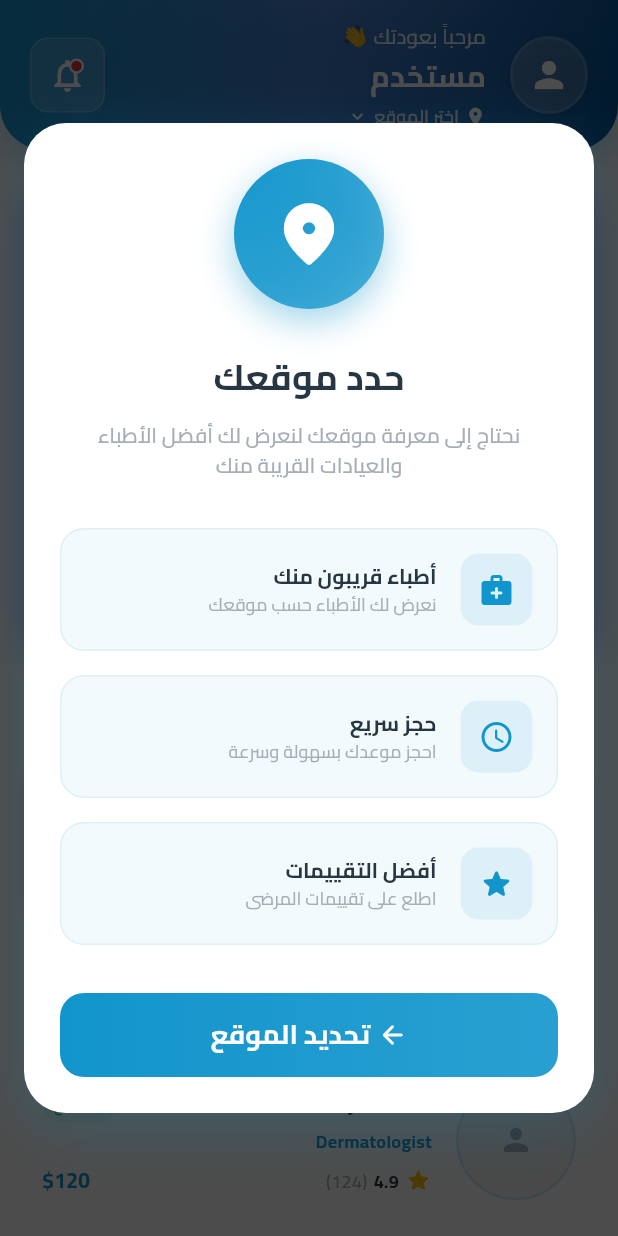
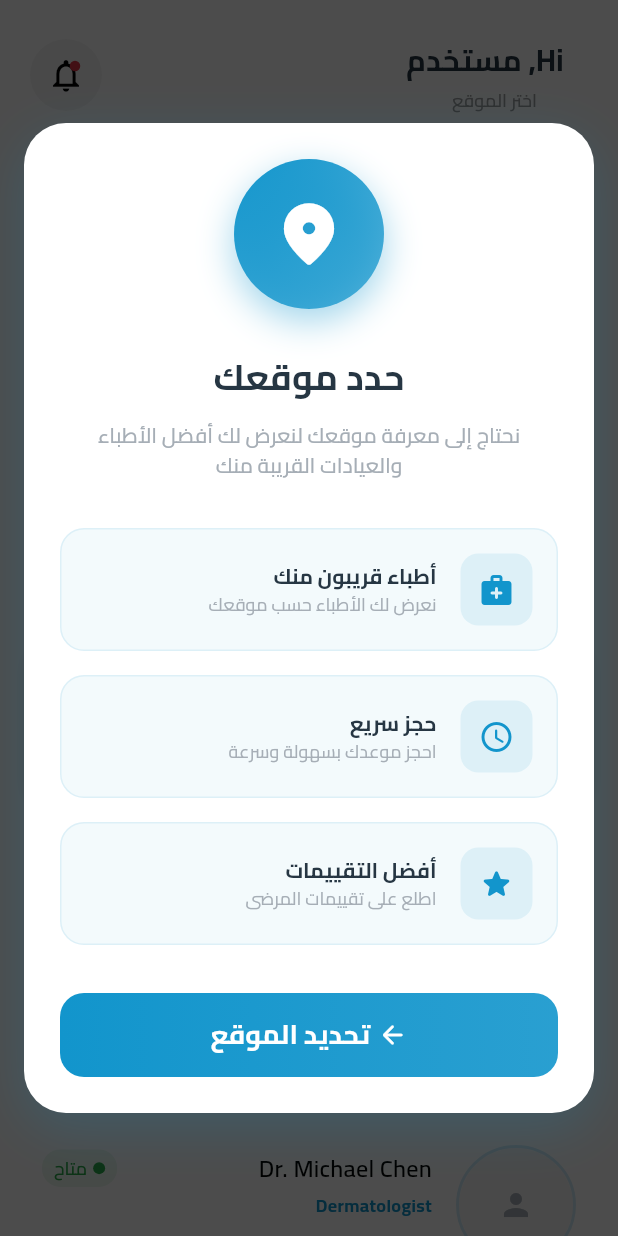
Before and after one commit to AbdulrhmanM0hamed/derma_ai, a Flutter app: the HomePage screen opened by its route, on a phone screen of 412 x 824 dp. Run offline on Flutter 3.47's test engine with Material 3 defaults, Android fonts, the phone set to English and light mode, and no system bars; drawn by our look-alikes of cached_network_image, flutter_animate; our stand-ins replace camera, dartz, dio, equatable, fl_chart, flutter_bloc and 10 more; missing offline and left inert: circle_bottom_navigation, otp_pin_field; accounts and stored records are empty; network calls fail; project files that could hold a hidden picture were left out.

Commit message:
Update Browse Cosmetic Doctors section and AppBar design

```diff
--- a/lib/user_features/home/presentation/widgets/browse_cosmetic_doctors_section.dart
+++ b/lib/user_features/home/presentation/widgets/browse_cosmetic_doctors_section.dart
@@ -12,13 +12,8 @@ class BrowseCosmeticDoctorsSection extends StatelessWidget {
 
   @override
   Widget build(BuildContext context) {
-
     return Animate(
-      effects: fadeInScaleUp(
-        duration: 500.ms,
-        delay: 300.ms,
-        begin: 0.95,
-      ),
+      effects: fadeInScaleUp(duration: 500.ms, delay: 300.ms, begin: 0.95),
       child: Container(
         width: double.infinity,
         decoration: BoxDecoration(
@@ -27,25 +22,25 @@ class BrowseCosmeticDoctorsSection extends StatelessWidget {
             begin: Alignment.topLeft,
             end: Alignment.bottomRight,
             colors: [
-               AppColors.primary,
+              AppColors.primary,
               AppColors.primary.withValues(alpha: 0.8),
-              AppColors.primary.withValues(alpha: 0.6),
-              AppColors.primary.withValues(alpha: 0.4),
+              // AppColors.primary.withValues(alpha: 0.6),
+              // AppColors.primary.withValues(alpha: 0.4),
             ],
           ),
-          boxShadow: [
-            BoxShadow(
-              color: const Color(0xFF667EEA).withValues(alpha: 0.4),
-              blurRadius: 20,
-              spreadRadius: 2,
-              offset: const Offset(0, 10),
-            ),
-            BoxShadow(
-              color: const Color(0xFF764BA2).withValues(alpha: 0.2),
-              blurRadius: 10,
-              offset: const Offset(0, 4),
-            ),
-          ],
+          // boxShadow: [
+          //   BoxShadow(
+          //     color: const Color(0xFF667EEA).withValues(alpha: 0.4),
+          //     blurRadius: 20,
+          //     spreadRadius: 2,
+          //     offset: const Offset(0, 10),
+          //   ),
+          //   BoxShadow(
+          //     color: const Color(0xFF764BA2).withValues(alpha: 0.2),
+          //     blurRadius: 10,
+          //     offset: const Offset(0, 4),
+          //   ),
+          // ],
         ),
         child: Stack(
           children: [
@@ -105,39 +100,39 @@ class BrowseCosmeticDoctorsSection extends StatelessWidget {
                       crossAxisAlignment: CrossAxisAlignment.start,
                       children: [
                         // Badge
-                        Container(
-                          padding: const EdgeInsets.symmetric(
-                            horizontal: 12,
-                            vertical: 6,
-                          ),
-                          decoration: BoxDecoration(
-                            color: Colors.white.withValues(alpha: 0.2),
-                            borderRadius: BorderRadius.circular(20),
-                            border: Border.all(
-                              color: Colors.white.withValues(alpha: 0.3),
-                              width: 1,
-                            ),
-                          ),
-                          child: Row(
-                            mainAxisSize: MainAxisSize.min,
-                            children: [
-                              Icon(
-                                Icons.verified,
-                                color: Colors.white,
-                                size: 14,
-                              ),
-                              const SizedBox(width: 6),
-                              Text(
-                                'أطباء معتمدون',
-                                style: getSemiBoldStyle(
-                                  color: Colors.white,
-                                  fontSize: 11,
-                                  fontFamily: FontConstant.cairo,
-                                ),
-                              ),
-                            ],
-                          ),
-                        ),
+                        // Container(
+                        //   padding: const EdgeInsets.symmetric(
+                        //     horizontal: 12,
+                        //     vertical: 6,
+                        //   ),
+                        //   decoration: BoxDecoration(
+                        //     color: Colors.white.withValues(alpha: 0.2),
+                        //     borderRadius: BorderRadius.circular(20),
+                        //     border: Border.all(
+                        //       color: Colors.white.withValues(alpha: 0.3),
+                        //       width: 1,
+                        //     ),
+                        //   ),
+                        //   child: Row(
+                        //     mainAxisSize: MainAxisSize.min,
+                        //     children: [
+                        //       Icon(
+                        //         Icons.verified,
+                        //         color: Colors.white,
+                        //         size: 14,
+                        //       ),
+                        //       const SizedBox(width: 6),
+                        //       Text(
+                        //         'أطباء معتمدون',
+                        //         style: getSemiBoldStyle(
+                        //           color: Colors.white,
+                        //           fontSize: 11,
+                        //           fontFamily: FontConstant.cairo,
+                        //         ),
+                        //       ),
+                        //     ],
+                        //   ),
+                        // ),
                         const SizedBox(height: 16),
                         // Title
                         Text(
@@ -158,21 +153,21 @@ class BrowseCosmeticDoctorsSection extends StatelessWidget {
                             fontFamily: FontConstant.cairo,
                           ),
                         ),
-                        const SizedBox(height: 20),
+                        // const SizedBox(height: 20),
                         // Features row
-                        Row(
-                          children: [
-                            _buildFeatureChip(
-                              icon: Icons.star_rounded,
-                              label: 'تقييمات عالية',
-                            ),
-                            const SizedBox(width: 8),
-                            _buildFeatureChip(
-                              icon: Icons.schedule,
-                              label: 'حجز سريع',
-                            ),
-                          ],
-                        ),
+                        // Row(
+                        //   children: [
+                        //     _buildFeatureChip(
+                        //       icon: Icons.star_rounded,
+                        //       label: 'تقييمات عالية',
+                        //     ),
+                        //     const SizedBox(width: 8),
+                        //     _buildFeatureChip(
+                        //       icon: Icons.schedule,
+                        //       label: 'حجز سريع',
+                        //     ),
+                        //   ],
+                        // ),
                         const SizedBox(height: 20),
                         // CTA Button
                         Material(
@@ -188,15 +183,18 @@ class BrowseCosmeticDoctorsSection extends StatelessWidget {
                                 vertical: 14,
                               ),
                               decoration: BoxDecoration(
-                                color: Colors.white,
                                 borderRadius: BorderRadius.circular(16),
-                                boxShadow: [
-                                  BoxShadow(
-                                    color: Colors.black.withValues(alpha: 0.15),
-                                    blurRadius: 10,
-                                    offset: const Offset(0, 4),
-                                  ),
-                                ],
+                                border: Border.all(
+                                  color: AppColors.white,
+                                  width: 2,
+                                ),
+                                // boxShadow: [
+                                //   BoxShadow(
+                                //     color: Colors.black.withValues(alpha: 0.15),
+                                //     blurRadius: 10,
+                                //     offset: const Offset(0, 4),
+                                //   ),
+                                // ],
                               ),
                               child: Row(
                                 mainAxisSize: MainAxisSize.min,
@@ -204,25 +202,24 @@ class BrowseCosmeticDoctorsSection extends StatelessWidget {
                                   Text(
                                     'تصفح الآن',
                                     style: getBoldStyle(
-                                      color: const Color(0xFF667EEA),
+                                      color: AppColors.white,
                                       fontSize: 15,
                                       fontFamily: FontConstant.cairo,
                                     ),
                                   ),
-                                  const SizedBox(width: 8),
-                                  Container(
-                                    padding: const EdgeInsets.all(4),
-                                    decoration: BoxDecoration(
-                                      color: const Color(0xFF667EEA)
-                                          .withValues(alpha: 0.1),
-                                      shape: BoxShape.circle,
-                                    ),
-                                    child: Icon(
-                                      Icons.arrow_forward_rounded,
-                                      color: const Color(0xFF667EEA),
-                                      size: 16,
-                                    ),
-                                  ),
+                                  // const SizedBox(width: 8),
+                                  // Container(
+                                  //   padding: const EdgeInsets.all(4),
+                                  //   decoration: BoxDecoration(
+                                  //     color: AppColors.white.withOpacity(0.2),
+                                  //     shape: BoxShape.circle,
+                                  //   ),
+                                  //   child: Icon(
+                                  //     Icons.arrow_forward_rounded,
+                                  //     color: AppColors.white,
+                                  //     size: 16,
+                                  //   ),
+                                  // ),
                                 ],
                               ),
                             ),
@@ -251,7 +248,6 @@ class BrowseCosmeticDoctorsSection extends StatelessWidget {
                             child: SvgPicture.asset(
                               'assets/images/header_profile.svg',
                               fit: BoxFit.cover,
-
                             ),
                           ),
                         ),
@@ -298,35 +294,28 @@ class BrowseCosmeticDoctorsSection extends StatelessWidget {
     );
   }
 
-  Widget _buildFeatureChip({
-    required IconData icon,
-    required String label,
-  }) {
-    return Container(
-      padding: const EdgeInsets.symmetric(horizontal: 10, vertical: 6),
-      decoration: BoxDecoration(
-        color: Colors.white.withValues(alpha: 0.15),
-        borderRadius: BorderRadius.circular(10),
-      ),
-      child: Row(
-        mainAxisSize: MainAxisSize.min,
-        children: [
-          Icon(
-            icon,
-            color: Colors.amber[300],
-            size: 14,
-          ),
-          const SizedBox(width: 4),
-          Text(
-            label,
-            style: getRegularStyle(
-              color: Colors.white,
-              fontSize: 11,
-              fontFamily: FontConstant.cairo,
-            ),
-          ),
-        ],
-      ),
-    );
-  }
+  // Widget _buildFeatureChip({required IconData icon, required String label}) {
+  //   return Container(
+  //     padding: const EdgeInsets.symmetric(horizontal: 10, vertical: 6),
+  //     decoration: BoxDecoration(
+  //       color: Colors.white.withValues(alpha: 0.15),
+  //       borderRadius: BorderRadius.circular(10),
+  //     ),
+  //     child: Row(
+  //       mainAxisSize: MainAxisSize.min,
+  //       children: [
+  //         Icon(icon, color: Colors.amber[300], size: 14),
+  //         const SizedBox(width: 4),
+  //         Text(
+  //           label,
+  //           style: getRegularStyle(
+  //             color: Colors.white,
+  //             fontSize: 11,
+  //             fontFamily: FontConstant.cairo,
+  //           ),
+  //         ),
+  //       ],
+  //     ),
+  //   );
+  // }
 }
--- a/lib/user_features/home/presentation/widgets/home_app_bar.dart
+++ b/lib/user_features/home/presentation/widgets/home_app_bar.dart
@@ -25,27 +25,28 @@ class HomeAppBar extends StatelessWidget implements PreferredSizeWidget {
     return Container(
       height: 100 + MediaQuery.of(context).padding.top,
       decoration: BoxDecoration(
-        gradient: LinearGradient(
-          begin: Alignment.topLeft,
-          end: Alignment.bottomRight,
-          colors: [
-            AppColors.primary,
-            const Color.fromARGB(255, 35, 102, 196).withValues(alpha: 0.8),
-            const Color.fromARGB(255, 2, 83, 150),
-          ],
-        ),
+        // gradient: LinearGradient(
+        //   begin: Alignment.topLeft,
+        //   end: Alignment.bottomRight,
+        //   colors: [
+        //     AppColors.primary,
+        //     const Color.fromARGB(255, 35, 102, 196).withValues(alpha: 0.8),
+        //     const Color.fromARGB(255, 2, 83, 150),
+        //   ],
+        // ),
+        // color: Colors.black,
         borderRadius: const BorderRadius.only(
           bottomLeft: Radius.circular(30),
           bottomRight: Radius.circular(30),
         ),
-        boxShadow: [
-          BoxShadow(
-            color: AppColors.primary.withValues(alpha: 0.3),
-            blurRadius: 20,
-            offset: const Offset(0, 8),
-            spreadRadius: 0,
-          ),
-        ],
+        // boxShadow: [
+        //   BoxShadow(
+        //     color: AppColors.primary.withValues(alpha: 0.3),
+        //     blurRadius: 20,
+        //     offset: const Offset(0, 8),
+        //     spreadRadius: 0,
+        //   ),
+        // ],
       ),
       child: SafeArea(
         child: Padding(
@@ -53,59 +54,65 @@ class HomeAppBar extends StatelessWidget implements PreferredSizeWidget {
           child: Row(
             children: [
               // Profile Avatar with elegant design
-              BlocBuilder<ProfileCubit, ProfileState>(
-                builder: (context, profileState) {
-                  String? profilePictureUrl;
-                  if (profileState is ProfileSuccess) {
-                    profilePictureUrl = profileState.userProfile.profilePictureUrl;
-                  }
+              // BlocBuilder<ProfileCubit, ProfileState>(
+              //   builder: (context, profileState) {
+              //     String? profilePictureUrl;
+              //     if (profileState is ProfileSuccess) {
+              //       profilePictureUrl =
+              //           profileState.userProfile.profilePictureUrl;
+              //     }
 
-                  return Container(
-                    decoration: BoxDecoration(
-                      shape: BoxShape.circle,
-                      border: Border.all(
-                        color: Colors.white.withValues(alpha: 0.3),
-                        width: 2,
-                      ),
-                      boxShadow: [
-                        BoxShadow(
-                          color: Colors.black.withValues(alpha: 0.1),
-                          blurRadius: 8,
-                          offset: const Offset(0, 2),
-                        ),
-                      ],
-                    ),
-                    child: CircleAvatar(
-                      radius: 24,
-                      backgroundColor: Colors.white.withValues(alpha: 0.2),
-                      child: profilePictureUrl != null && profilePictureUrl.isNotEmpty
-                          ? ClipOval(
-                              child: CachedNetworkImage(
-                                imageUrl: profilePictureUrl,
-                                width: 48,
-                                height: 48,
-                                fit: BoxFit.cover,
-                                placeholder: (context, url) => const Icon(
-                                  Icons.person,
-                                  color: Colors.white,
-                                  size: 28,
-                                ),
-                                errorWidget: (context, url, error) => const Icon(
-                                  Icons.person,
-                                  color: Colors.white,
-                                  size: 28,
-                                ),
-                              ),
-                            )
-                          : const Icon(
-                              Icons.person,
-                              color: Colors.white,
-                              size: 28,
-                            ),
-                    ),
-                  );
-                },
-              ),
+              //     return Container(
+              //       decoration: BoxDecoration(
+              //         shape: BoxShape.circle,
+
+              //         // border: Border.all(
+              //         //   color: Colors.white.withValues(alpha: 0.3),
+              //         //   width: 2,
+              //         // ),
+              //         // boxShadow: [
+              //         //   BoxShadow(
+              //         //     color: Colors.black.withValues(alpha: 0.1),
+              //         //     blurRadius: 8,
+              //         //     offset: const Offset(0, 2),
+              //         //   ),
+              //         // ],
+              //       ),
+              //       child: CircleAvatar(
+              //         radius: 24,
+              //         backgroundColor: AppColors.divider,
+              //         child:
+              //             profilePictureUrl != null &&
+              //                     profilePictureUrl.isNotEmpty
+              //                 ? ClipOval(
+              //                   child: CachedNetworkImage(
+              //                     imageUrl: profilePictureUrl,
+              //                     width: 48,
+              //                     height: 48,
+              //                     fit: BoxFit.cover,
+              //                     placeholder:
+              //                         (context, url) => const Icon(
+              //                           Icons.person,
+              //                           color: Colors.white,
+              //                           size: 28,
+              //                         ),
+              //                     errorWidget:
+              //                         (context, url, error) => const Icon(
+              //                           Icons.person,
+              //                           color: Colors.white,
+              //                           size: 28,
+              //                         ),
+              //                   ),
+              //                 )
+              //                 : const Icon(
+              //                   Icons.person,
+              //                   color: AppColors.grey,
+              //                   size: 28,
+              //                 ),
+              //       ),
+              //     );
+              //   },
+              // ),
               const SizedBox(width: 16),
               // User Info Section
               Expanded(
@@ -115,33 +122,34 @@ class HomeAppBar extends StatelessWidget implements PreferredSizeWidget {
                     String userName = l10n.user;
 
                     if (profileState is ProfileSuccess) {
-                      userName = profileState.userProfile.fullName.isNotEmpty
-                          ? profileState.userProfile.fullName
-                          : l10n.user;
+                      userName =
+                          profileState.userProfile.fullName.isNotEmpty
+                              ? profileState.userProfile.fullName
+                              : l10n.user;
                     }
 
                     return Column(
                       mainAxisAlignment: MainAxisAlignment.center,
                       crossAxisAlignment: CrossAxisAlignment.start,
                       children: [
+                        // Text(
+                        //   '${l10n.welcomeBack} 👋',
+                        //   style: getRegularStyle(
+                        //     color: Colors.white.withValues(alpha: 0.9),
+                        //     fontSize: 14,
+                        //     fontFamily: FontConstant.cairo,
+                        //   ),
+                        // ),
+                        // const SizedBox(height: 2),
                         Text(
-                          '${l10n.welcomeBack} 👋',
-                          style: getRegularStyle(
-                            color: Colors.white.withValues(alpha: 0.9),
-                            fontSize: 14,
-                            fontFamily: FontConstant.cairo,
-                          ),
-                        ),
-                        const SizedBox(height: 2),
-                        Text(
-                          userName,
+                          'Hi, $userName',
                           style: getBoldStyle(
-                            color: Colors.white,
+                            color: AppColors.textPrimary,
                             fontSize: 20,
                             fontFamily: FontConstant.cairo,
                           ),
                         ),
-                    const SizedBox(height: 4),
+                        const SizedBox(height: 4),
                         // Location Selector
                         GestureDetector(
                           onTap: () {
@@ -150,12 +158,14 @@ class HomeAppBar extends StatelessWidget implements PreferredSizeWidget {
                               context: context,
                               isScrollControlled: true,
                               backgroundColor: Colors.transparent,
-                              builder: (context) => const LocationSelectionSheet(),
+                              builder:
+                                  (context) => const LocationSelectionSheet(),
                             );
                           },
                           child: BlocBuilder<LocationCubit, LocationState>(
                             builder: (context, state) {
-                              final locale = Localizations.localeOf(context).languageCode;
+                              final locale =
+                                  Localizations.localeOf(context).languageCode;
                               final locationText = context
                                   .read<LocationCubit>()
                                   .getLocalizedDisplayLocation(locale);
@@ -171,7 +181,7 @@ class HomeAppBar extends StatelessWidget implements PreferredSizeWidget {
                                     child: Text(
                                       locationText,
                                       style: getMediumStyle(
-                                        color: Colors.white.withValues(alpha: 0.9),
+                                        color: AppColors.grey,
                                         fontSize: 12,
                                         fontFamily: FontConstant.cairo,
                                       ),
@@ -197,12 +207,13 @@ class HomeAppBar extends StatelessWidget implements PreferredSizeWidget {
               // Notification Icon with modern design
               Container(
                 decoration: BoxDecoration(
-                  color: Colors.white.withValues(alpha: 0.15),
-                  borderRadius: BorderRadius.circular(12),
-                  border: Border.all(
-                    color: Colors.white.withValues(alpha: 0.2),
-                    width: 1,
-                  ),
+                  shape: BoxShape.circle,
+                  color: const Color.fromARGB(96, 225, 225, 225),
+                  // borderRadius: BorderRadius.circular(12),
+                  // border: Border.all(
+                  //   color: Colors.white.withValues(alpha: 0.2),
+                  //   width: 1,
+                  // ),
                 ),
                 child: IconButton(
                   onPressed: () {
@@ -218,23 +229,19 @@ class HomeAppBar extends StatelessWidget implements PreferredSizeWidget {
                     children: [
                       Icon(
                         Icons.notifications_outlined,
-                        color: Colors.white,
+                        color: AppColors.black,
                         size: 26,
                       ),
                       if (NotificationsStaticData.getUnreadCount() > 0)
                         Positioned(
-                          right: 2,
-                          top: 2,
+                          right: 3.5,
+                          top: 3.5,
                           child: Container(
-                            width: 10,
-                            height: 10,
+                            width: 7,
+                            height: 7,
                             decoration: BoxDecoration(
                               color: AppColors.error,
                               shape: BoxShape.circle,
-                              border: Border.all(
-                                color: Colors.white,
-                                width: 1.5,
-                              ),
                             ),
                           ),
                         ),
```
